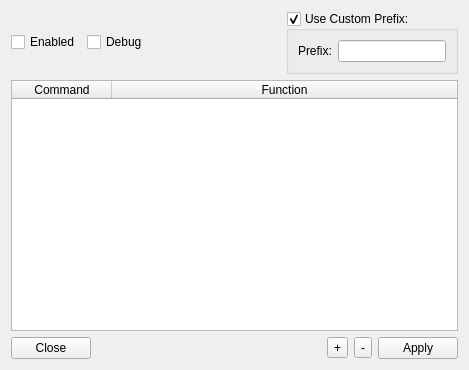
Before: the Qt Designer form chatBot/settings.ui in Bluscream/pyTSon_plugins, drawn with Qt 5.
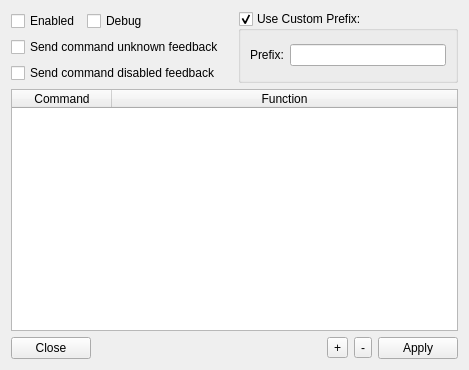
After: the same form once the commit is applied.

What changed in the file:
```diff
--- a/chatBot/settings.ui
+++ b/chatBot/settings.ui
@@ -13,6 +13,10 @@
   <property name="windowTitle">
    <string>Form</string>
   </property>
+  <layout class="QVBoxLayout" name="verticalLayout_3">
+   <item>
+    <layout class="QHBoxLayout" name="horizontalLayout_4">
+     <item>
   <layout class="QVBoxLayout" name="verticalLayout_2">
    <item>
     <layout class="QHBoxLayout" name="horizontalLayout_3">
@@ -42,6 +46,24 @@
         </size>
        </property>
       </spacer>
+         </item>
+        </layout>
+       </item>
+       <item>
+        <widget class="QCheckBox" name="chk_unknowncmd">
+         <property name="text">
+          <string>Send command unknown feedback</string>
+         </property>
+        </widget>
+       </item>
+       <item>
+        <widget class="QCheckBox" name="chk_disabledcmd">
+         <property name="text">
+          <string>Send command disabled feedback</string>
+         </property>
+        </widget>
+       </item>
+      </layout>
      </item>
      <item>
       <widget class="QGroupBox" name="grp_prefix">
```
Lines whose indentation alone changed are shown as unchanged.
